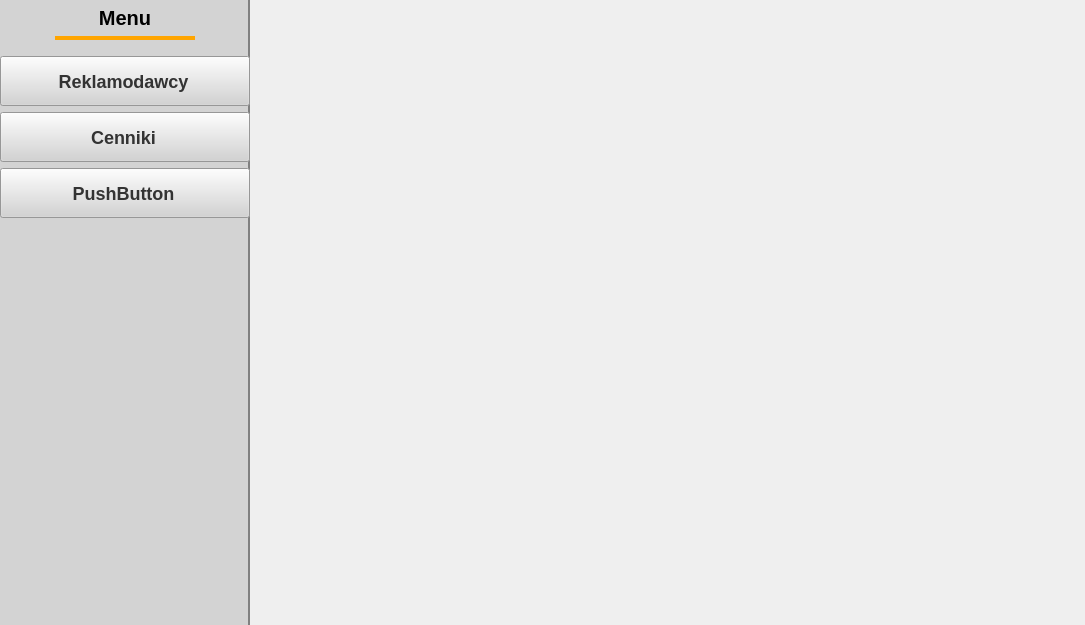
First picture: the form in client/admindialog.ui, repository ZaluskiDominik/advertiser, before the edit.
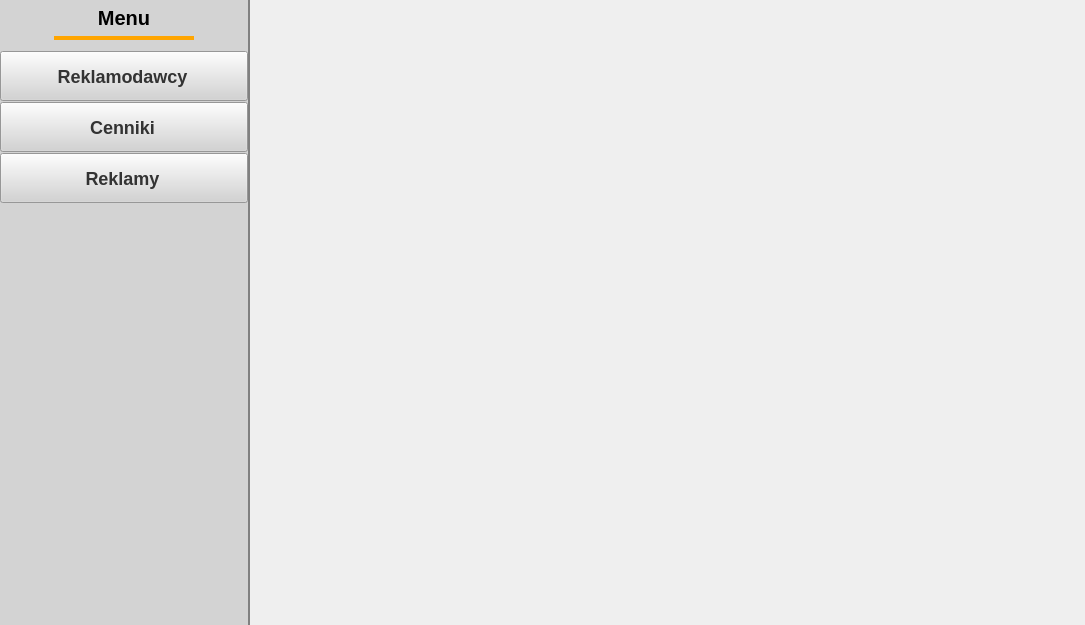
Second picture: the form after the edit.

Patch:
```diff
--- a/client/admindialog.ui
+++ b/client/admindialog.ui
@@ -77,6 +77,15 @@
 background-color: lightgray;</string>
       </property>
       <layout class="QVBoxLayout" name="verticalLayout">
+       <property name="spacing">
+        <number>1</number>
+       </property>
+       <property name="leftMargin">
+        <number>0</number>
+       </property>
+       <property name="rightMargin">
+        <number>2</number>
+       </property>
        <item alignment="Qt::AlignHCenter">
         <widget class="QLabel" name="label">
          <property name="sizePolicy">
@@ -214,7 +223,7 @@
 color: #333;</string>
          </property>
          <property name="text">
-          <string>PushButton</string>
+          <string>Reklamy</string>
          </property>
          <property name="flat">
           <bool>false</bool>
```
Left out of the diff: 2 changed lines with no effect on the pictures.
